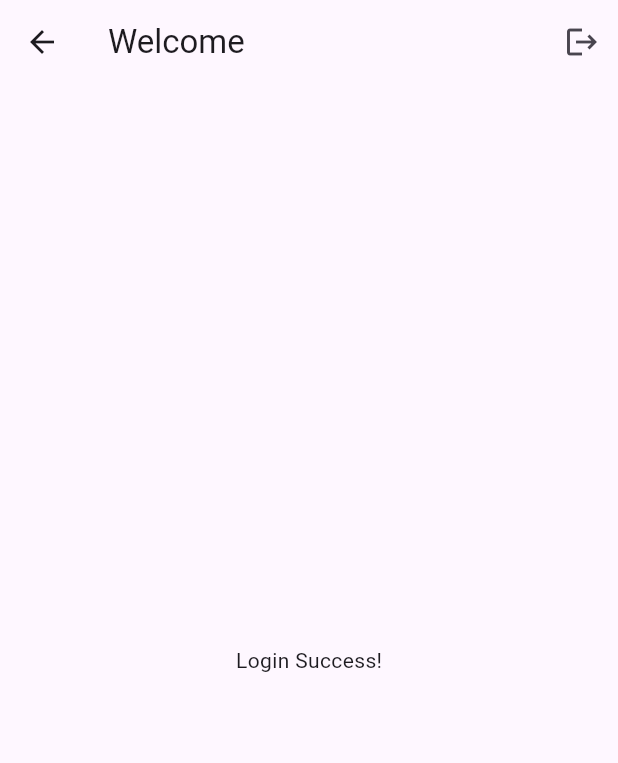
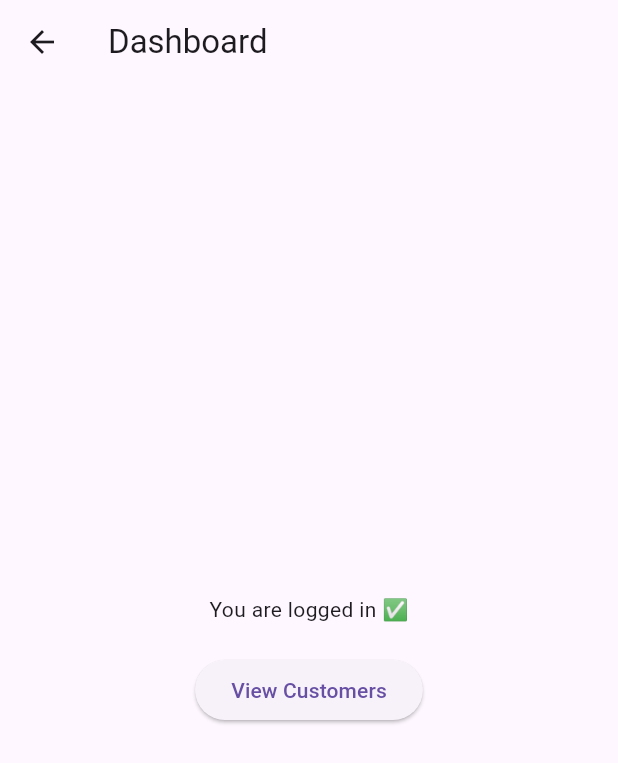
Before and after one commit to imgrasooldev/flutter_crud_example, a Flutter app: the HomeScreen screen opened by its route, on a phone screen of 412 x 824 dp. Shown: the top 763 px of the screen. Run offline on Flutter 3.47's test engine with Material 3 defaults, Android fonts, the phone set to English and light mode, and no system bars; our stand-ins replace bloc, dio, equatable, flutter_bloc, shared_preferences; accounts and stored records are empty; network calls fail.

Commit message:
implemented click action on customers list

```diff
--- a/lib/blocs/auth/auth_bloc.dart
+++ b/lib/blocs/auth/auth_bloc.dart
@@ -1,5 +1,6 @@
 import 'package:bloc/bloc.dart';
 import 'package:laravel_rest_blog/repositories/auth_repository.dart';
+
 import 'auth_event.dart';
 import 'auth_state.dart';
 
--- a/lib/blocs/customer/customer_bloc.dart
+++ b/lib/blocs/customer/customer_bloc.dart
@@ -2,18 +2,38 @@ import 'package:flutter_bloc/flutter_bloc.dart';
 import 'package:laravel_rest_blog/blocs/customer/customer_event.dart';
 import 'package:laravel_rest_blog/blocs/customer/customer_state.dart';
 import 'package:laravel_rest_blog/repositories/customer_repository.dart';
+import 'package:laravel_rest_blog/models/customer_model.dart';
 
 class CustomerBloc extends Bloc<CustomerEvent, CustomerState> {
   final CustomerRepository customerRepository;
 
+  int currentPage = 1;
+  bool isLoadingMore = false;
+  List<Customer> allCustomers = [];
+
   CustomerBloc(this.customerRepository) : super(CustomerInitial()) {
     on<LoadCustomersEvent>((event, emit) async {
-      emit(CustomerLoading());
+      if (event.page == 1) {
+        emit(CustomerLoading());
+      } else {
+        isLoadingMore = true;
+      }
+
       try {
-        final customers = await customerRepository.fetchCustomers();
-        emit(CustomerLoaded(customers));
+        final customers = await customerRepository.fetchCustomers(page: event.page);
+
+        if (event.page == 1) {
+          allCustomers = customers;
+        } else {
+          allCustomers += customers;
+        }
+
+        currentPage = event.page;
+        emit(CustomerLoaded(List.from(allCustomers)));
       } catch (e) {
         emit(CustomerError(e.toString()));
+      } finally {
+        isLoadingMore = false;
       }
     });
   }
--- a/lib/blocs/customer/customer_event.dart
+++ b/lib/blocs/customer/customer_event.dart
@@ -5,4 +5,10 @@ abstract class CustomerEvent extends Equatable {
   List<Object?> get props => [];
 }
 
-class LoadCustomersEvent extends CustomerEvent {}
+class LoadCustomersEvent extends CustomerEvent {
+  final int page;
+  LoadCustomersEvent({this.page = 1}); // ✅ Add this constructor
+
+  @override
+  List<Object?> get props => [page];
+}
--- a/lib/blocs/customer/customer_state.dart
+++ b/lib/blocs/customer/customer_state.dart
@@ -6,10 +6,13 @@ abstract class CustomerState extends Equatable {
   List<Object?> get props => [];
 }
 
+// Initial empty state
 class CustomerInitial extends CustomerState {}
 
+// When loading data
 class CustomerLoading extends CustomerState {}
 
+// When data is loaded successfully
 class CustomerLoaded extends CustomerState {
   final List<Customer> customers;
 
@@ -19,11 +22,12 @@ class CustomerLoaded extends CustomerState {
   List<Object?> get props => [customers];
 }
 
+// When an error occurs
 class CustomerError extends CustomerState {
-  final String error;
+  final String message;
 
-  CustomerError(this.error);
+  CustomerError(this.message);
 
   @override
-  List<Object?> get props => [error];
+  List<Object?> get props => [message];
 }
--- a/lib/screens/auth/login_screen.dart
+++ b/lib/screens/auth/login_screen.dart
@@ -16,8 +16,9 @@ class LoginScreen extends StatelessWidget {
       body: BlocConsumer<AuthBloc, AuthState>(
         listener: (ctx, state) {
           if (state is AuthFailure) SnackBar(content: Text(state.err));
-          if (state is AuthSuccess)
+          if (state is AuthSuccess) {
             Navigator.pushReplacementNamed(ctx, '/home');
+          }
         },
         builder: (ctx, state) {
           return Padding(
--- a/lib/screens/home/home_screen.dart
+++ b/lib/screens/home/home_screen.dart
@@ -1,23 +1,27 @@
 import 'package:flutter/material.dart';
-import 'package:flutter_bloc/flutter_bloc.dart';
-import '../../blocs/auth/auth_bloc.dart';
-import '../../blocs/auth/auth_event.dart';
 
 class HomeScreen extends StatelessWidget {
   const HomeScreen({super.key});
+
   @override
   Widget build(BuildContext context) {
     return Scaffold(
-      appBar: AppBar(
-        title: const Text('Welcome'),
-        actions: [
-          IconButton(
-            icon: const Icon(Icons.logout),
-            onPressed: () => context.read<AuthBloc>().add(LogoutEvent()),
-          ),
-        ],
+      appBar: AppBar(title: const Text('Dashboard')),
+      body: Center(
+        child: Column(
+          mainAxisAlignment: MainAxisAlignment.center,
+          children: [
+            const Text('You are logged in ✅'),
+            const SizedBox(height: 20),
+            ElevatedButton(
+              onPressed: () {
+                Navigator.pushNamed(context, '/customers');
+              },
+              child: const Text('View Customers'),
+            ),
+          ],
+        ),
       ),
-      body: const Center(child: Text('Login Success!')),
     );
   }
 }
--- a/pubspec.yaml
+++ b/pubspec.yaml
@@ -9,7 +9,7 @@ environment:
 dependencies:
   flutter:
     sdk: flutter
-  flutter_bloc: ^8.1.3
+  flutter_bloc: ^9.1.1
   dio: ^5.4.0
   equatable: ^2.0.5
   shared_preferences: ^2.2.2
@@ -17,7 +17,7 @@ dependencies:
 dev_dependencies:
   flutter_test:
     sdk: flutter
-  flutter_lints: ^5.0.0
+  flutter_lints: ^6.0.0
 
 flutter:
   uses-material-design: true
```
Also changed, not shown: lib/main.dart (+20 -9 lines), lib/repositories/customer_repository.dart (+4 -4 lines), lib/screens/customers/customer_list_screen.dart (+48 -12 lines), lib/screens/invoices/invoice_list_screen.dart (added, +18 -0 lines), pubspec.lock, 2 other files.
